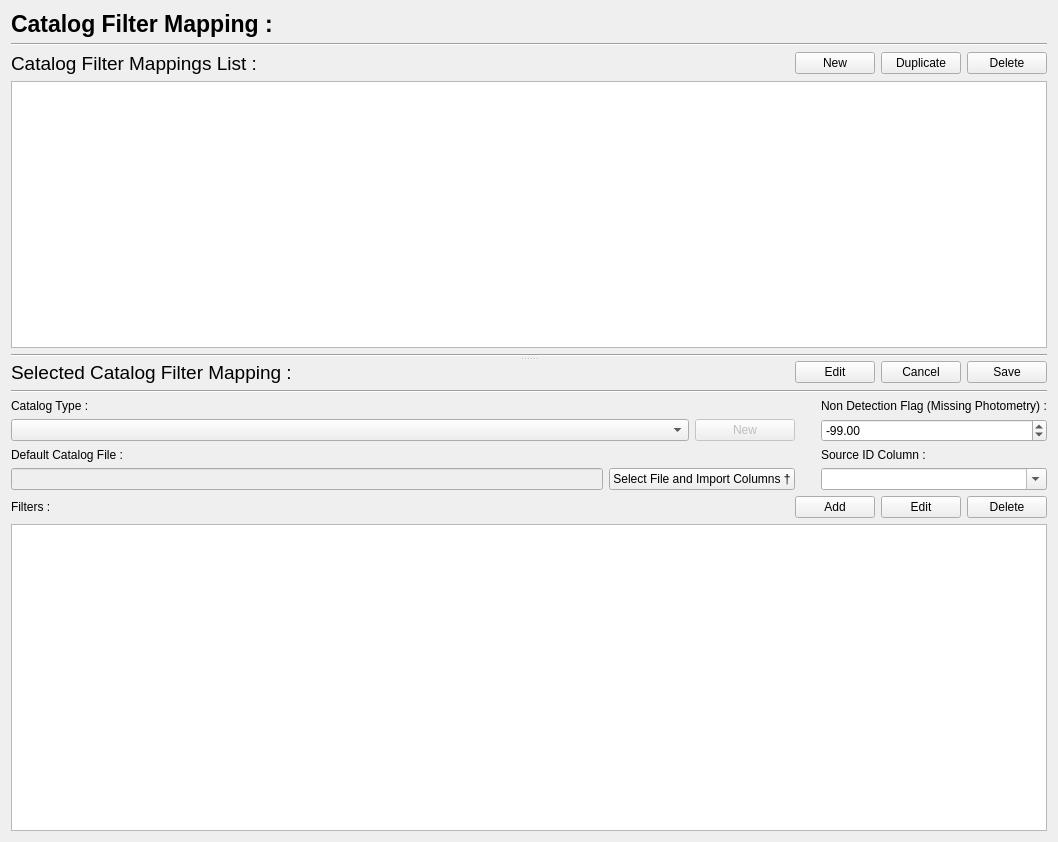
The window that PhzQtUI/auxdir/PhzQtUI/FormSurveyMapping.ui (astrorama/Phosphoros) describes before a commit, drawn with Qt 5.
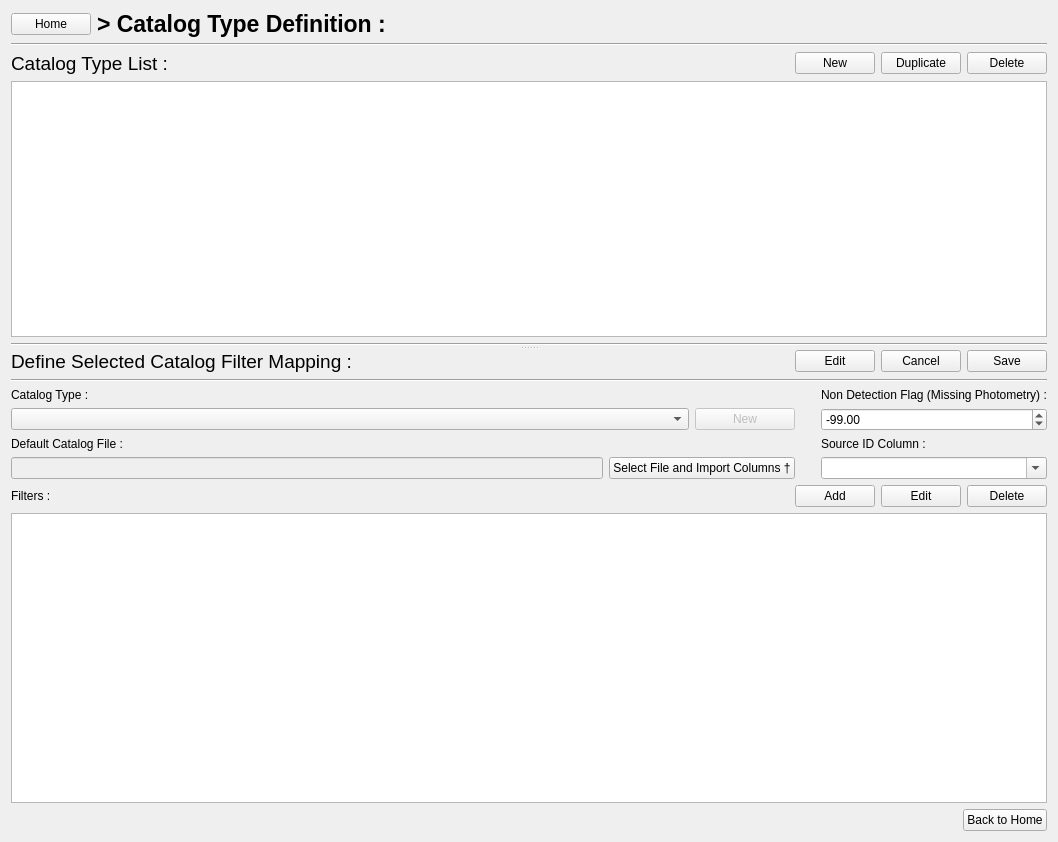
The same window after the commit.

Commit message: Change the page containing the Mapping

The edit to the form file:
```diff
--- a/PhzQtUI/auxdir/PhzQtUI/FormSurveyMapping.ui
+++ b/PhzQtUI/auxdir/PhzQtUI/FormSurveyMapping.ui
@@ -16,6 +16,13 @@
   <layout class="QVBoxLayout" name="verticalLayout_3">
    <item>
     <layout class="QHBoxLayout" name="horizontalLayout_13">
+     <item>
+      <widget class="QPushButton" name="btn_CatToHome">
+       <property name="text">
+        <string>Home</string>
+       </property>
+      </widget>
+     </item>
      <item>
       <widget class="QLabel" name="label_14">
        <property name="font">
@@ -26,7 +33,7 @@
         </font>
        </property>
        <property name="text">
-        <string>Catalog Filter Mapping :</string>
+        <string>&gt; Catalog Type Definition :</string>
        </property>
       </widget>
      </item>
@@ -69,7 +76,7 @@
             </font>
            </property>
            <property name="text">
-            <string>Catalog Filter Mappings List :</string>
+            <string>Catalog Type List :</string>
            </property>
           </widget>
          </item>
@@ -152,7 +159,7 @@
             </font>
            </property>
            <property name="text">
-            <string>Selected Catalog Filter Mapping :</string>
+            <string>Define Selected Catalog Filter Mapping :</string>
            </property>
           </widget>
          </item>
@@ -393,6 +400,30 @@
      </widget>
     </widget>
    </item>
+   <item>
+    <layout class="QHBoxLayout" name="horizontalLayout_2">
+     <item>
+      <spacer name="horizontalSpacer_2">
+       <property name="orientation">
+        <enum>Qt::Horizontal</enum>
+       </property>
+       <property name="sizeHint" stdset="0">
+        <size>
+         <width>40</width>
+         <height>20</height>
+        </size>
+       </property>
+      </spacer>
+     </item>
+     <item>
+      <widget class="QPushButton" name="btn_BackHome">
+       <property name="text">
+        <string>Back to Home</string>
+       </property>
+      </widget>
+     </item>
+    </layout>
+   </item>
   </layout>
  </widget>
  <resources/>
```
The commit also changes 11 other files.
